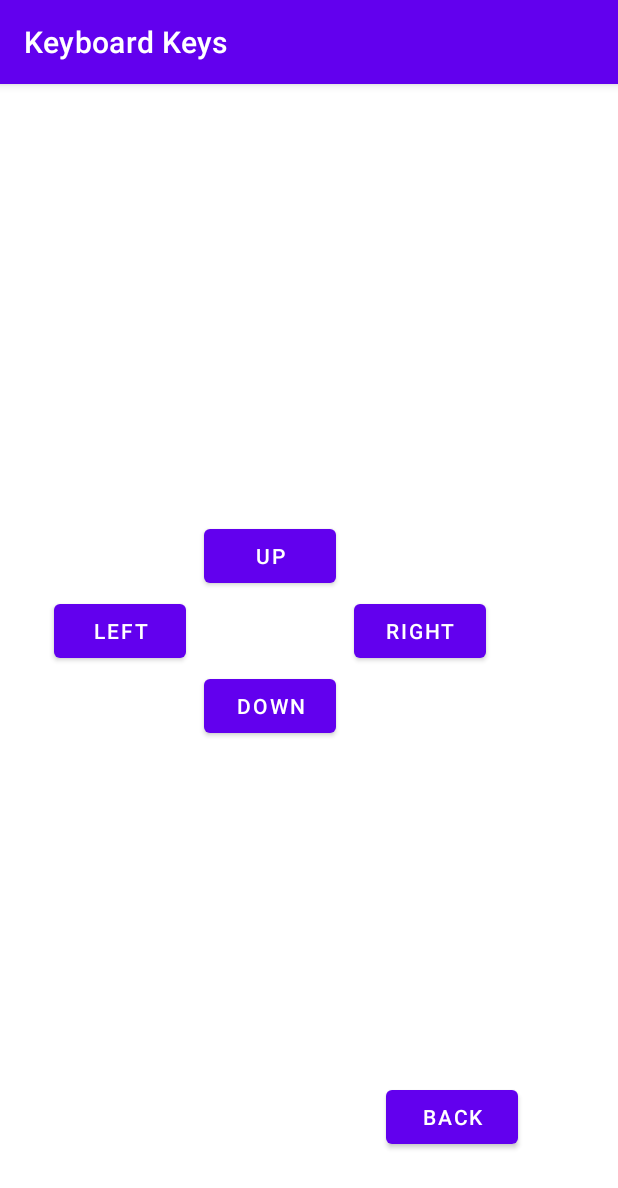
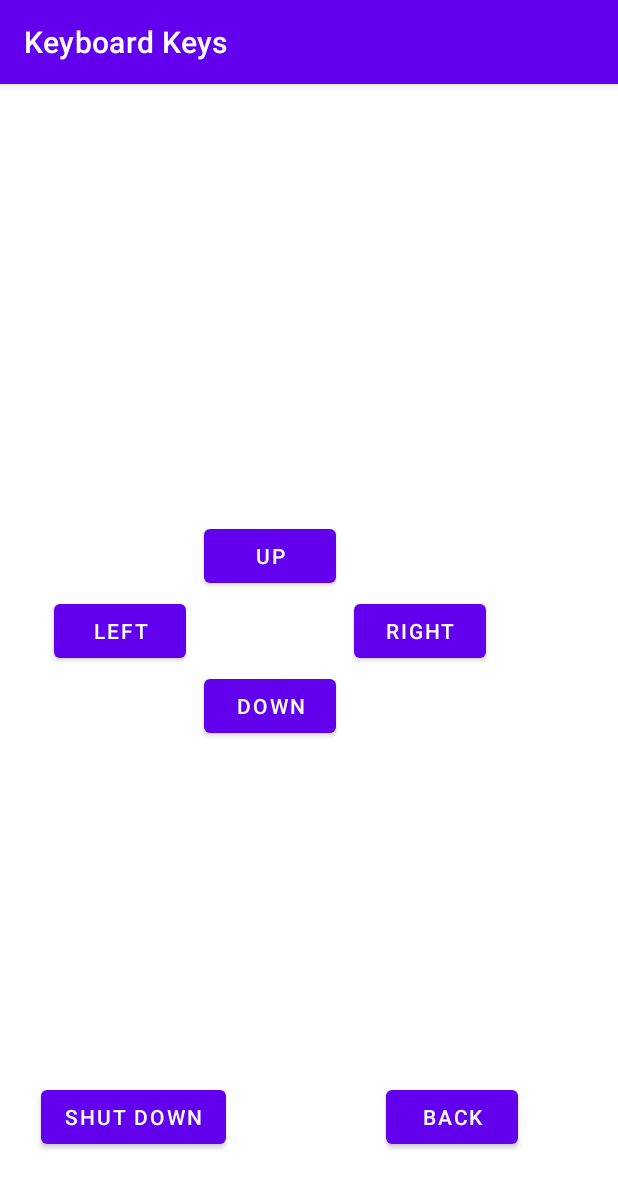
Before and after one commit to abrarhassan7809/mini-mouse-controll-in-java, an Android app: the Keyboard screen opened directly, with no data from a screen before it, on a phone screen of 412 x 824 dp. Shown: the top 1188 px of the screen. Run offline under Robolectric (Android 15) with nearby library versions, the phone set to English and light mode, and no system bars; libraries missing offline, so code that uses them is left out: pk.codebase.requests.

Commit message:
second commit

```diff
--- a/app/build.gradle
+++ b/app/build.gradle
@@ -25,6 +25,7 @@ android {
         sourceCompatibility JavaVersion.VERSION_1_8
         targetCompatibility JavaVersion.VERSION_1_8
     }
+    namespace 'com.example.myapplication'
 }
 
 dependencies {
--- a/app/src/main/AndroidManifest.xml
+++ b/app/src/main/AndroidManifest.xml
@@ -1,7 +1,6 @@
 <?xml version="1.0" encoding="utf-8"?>
 <manifest xmlns:android="http://schemas.android.com/apk/res/android"
-    xmlns:tools="http://schemas.android.com/tools"
-    package="com.example.myapplication">
+    xmlns:tools="http://schemas.android.com/tools">
 
     <uses-permission android:name="android.permission.INTERNET" />
 
--- a/app/src/main/java/com/example/myapplication/Keyboard.java
+++ b/app/src/main/java/com/example/myapplication/Keyboard.java
@@ -1,10 +1,15 @@
 package com.example.myapplication;
 
+import static android.view.MotionEvent.INVALID_POINTER_ID;
+
 import androidx.appcompat.app.AppCompatActivity;
+import androidx.core.view.MotionEventCompat;
 
 import android.content.Intent;
 import android.os.Bundle;
+import android.util.Log;
 import android.view.GestureDetector;
+import android.view.MotionEvent;
 import android.view.View;
 import android.widget.Button;
 
@@ -31,6 +36,7 @@ public class Keyboard extends AppCompatActivity {
         Button btn_down = findViewById(R.id.button_down);
 
         Button btn_back = findViewById(R.id.keyboard_back);
+        Button btn_shutdown = findViewById(R.id.shutdown);
 
         btn_back.setOnClickListener(new View.OnClickListener() {
             @Override
@@ -69,6 +75,12 @@ public class Keyboard extends AppCompatActivity {
                 getKeysResponse("down");
             }
         });
+        btn_shutdown.setOnClickListener(new View.OnClickListener() {
+            @Override
+            public void onClick(View v) {
+                getKeysResponse("cmd");
+            }
+        });
     }
 
 //    -------------------------------------
@@ -88,6 +100,6 @@ public class Keyboard extends AppCompatActivity {
                 System.out.println("Error Found"+error);
             }
         });
-        request.get("http://192.168.100.24:8000/get-key/"+keyType);
+        request.get("http://192.168.1.32:8000/get-key/"+keyType);
     }
 }
--- a/app/src/main/java/com/example/myapplication/MainActivity.java
+++ b/app/src/main/java/com/example/myapplication/MainActivity.java
@@ -254,6 +254,6 @@ public class MainActivity extends AppCompatActivity{
 
             System.out.println("Error Found" + error);
         });
-        request.get("http://192.168.100.24:8000/start-scroll/" +x+ "/" +y);
+        request.get("http://192.168.1.32:8000/start-scroll/" +x+ "/" +y);
     }
 }
--- a/app/src/main/res/layout/activity_keyboard.xml
+++ b/app/src/main/res/layout/activity_keyboard.xml
@@ -77,6 +77,18 @@
             app:layout_constraintTop_toTopOf="parent"
             app:layout_constraintVertical_bias="0.976" />
 
+        <Button
+            android:id="@+id/shutdown"
+            android:layout_width="wrap_content"
+            android:layout_height="wrap_content"
+            android:text="@string/shut_down"
+            app:layout_constraintBottom_toBottomOf="parent"
+            app:layout_constraintEnd_toEndOf="parent"
+            app:layout_constraintHorizontal_bias="0.095"
+            app:layout_constraintStart_toStartOf="parent"
+            app:layout_constraintTop_toTopOf="parent"
+            app:layout_constraintVertical_bias="0.976" />
+
     </androidx.constraintlayout.widget.ConstraintLayout>
 
 </androidx.constraintlayout.widget.ConstraintLayout>
--- a/app/src/main/res/values/strings.xml
+++ b/app/src/main/res/values/strings.xml
@@ -12,4 +12,5 @@
     <string name="Keyboard">keyboard</string>
     <string name="Mouse">mouse</string>
     <string name="Back">back</string>
+    <string name="shut_down">Shut Down</string>
 </resources>
--- a/build.gradle
+++ b/build.gradle
@@ -1,7 +1,7 @@
 // Top-level build file where you can add configuration options common to all sub-projects/modules.
 plugins {
-    id 'com.android.application' version '7.2.1' apply false
-    id 'com.android.library' version '7.2.1' apply false
+    id 'com.android.application' version '7.3.0' apply false
+    id 'com.android.library' version '7.3.0' apply false
 }
 
 task clean(type: Delete) {
```
Also changed, not shown: app/src/main/java/com/example/myapplication/Mouse.java (+159 -161 lines), gradle/wrapper/gradle-wrapper.properties.
